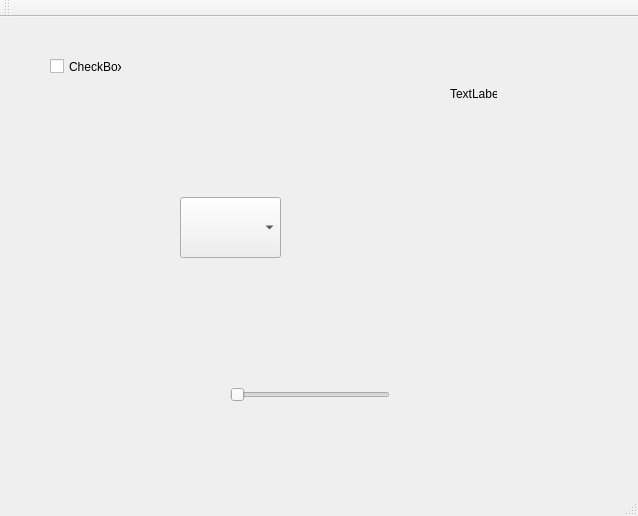
This is control_volume_server/mainwindow_server.ui in enfild/control_sound as Qt 5 draws it before an edit. The edited form follows.
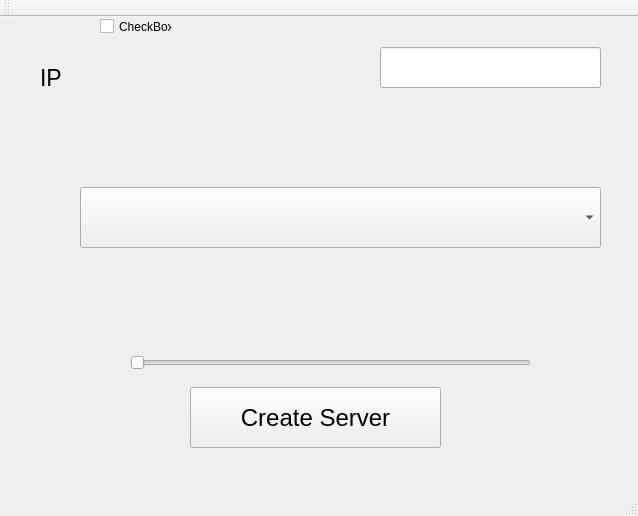
This is the edited form.

What changed in the file:
```diff
--- a/control_volume_server/mainwindow_server.ui
+++ b/control_volume_server/mainwindow_server.ui
@@ -17,10 +17,10 @@
    <widget class="QSlider" name="horizontalSlider">
     <property name="geometry">
      <rect>
-      <x>230</x>
-      <y>370</y>
-      <width>160</width>
-      <height>16</height>
+      <x>130</x>
+      <y>300</y>
+      <width>401</width>
+      <height>91</height>
      </rect>
     </property>
     <property name="orientation">
@@ -30,8 +30,8 @@
    <widget class="QCheckBox" name="checkBox_tray">
     <property name="geometry">
      <rect>
-      <x>50</x>
-      <y>40</y>
+      <x>100</x>
+      <y>0</y>
       <width>72</width>
       <height>19</height>
      </rect>
@@ -43,24 +43,62 @@
    <widget class="QComboBox" name="comboBox_Clients">
     <property name="geometry">
      <rect>
-      <x>180</x>
-      <y>180</y>
-      <width>101</width>
+      <x>80</x>
+      <y>170</y>
+      <width>521</width>
       <height>61</height>
      </rect>
     </property>
+    <property name="font">
+     <font>
+      <pointsize>21</pointsize>
+     </font>
+    </property>
    </widget>
    <widget class="QLabel" name="label_IP">
     <property name="geometry">
      <rect>
-      <x>450</x>
-      <y>70</y>
-      <width>47</width>
-      <height>13</height>
+      <x>40</x>
+      <y>50</y>
+      <width>91</width>
+      <height>21</height>
      </rect>
     </property>
+    <property name="font">
+     <font>
+      <pointsize>17</pointsize>
+     </font>
+    </property>
     <property name="text">
-     <string>TextLabel</string>
+     <string>IP</string>
+    </property>
+   </widget>
+   <widget class="QLineEdit" name="lineEdit">
+    <property name="geometry">
+     <rect>
+      <x>380</x>
+      <y>30</y>
+      <width>221</width>
+      <height>41</height>
+     </rect>
+    </property>
+   </widget>
+   <widget class="QPushButton" name="pushButton_Connect">
+    <property name="geometry">
+     <rect>
+      <x>190</x>
+      <y>370</y>
+      <width>251</width>
+      <height>61</height>
+     </rect>
+    </property>
+    <property name="font">
+     <font>
+      <pointsize>18</pointsize>
+     </font>
+    </property>
+    <property name="text">
+     <string>Create Server</string>
     </property>
    </widget>
   </widget>
```
Left out of the diff: 2 changed lines with no effect on the pictures.
